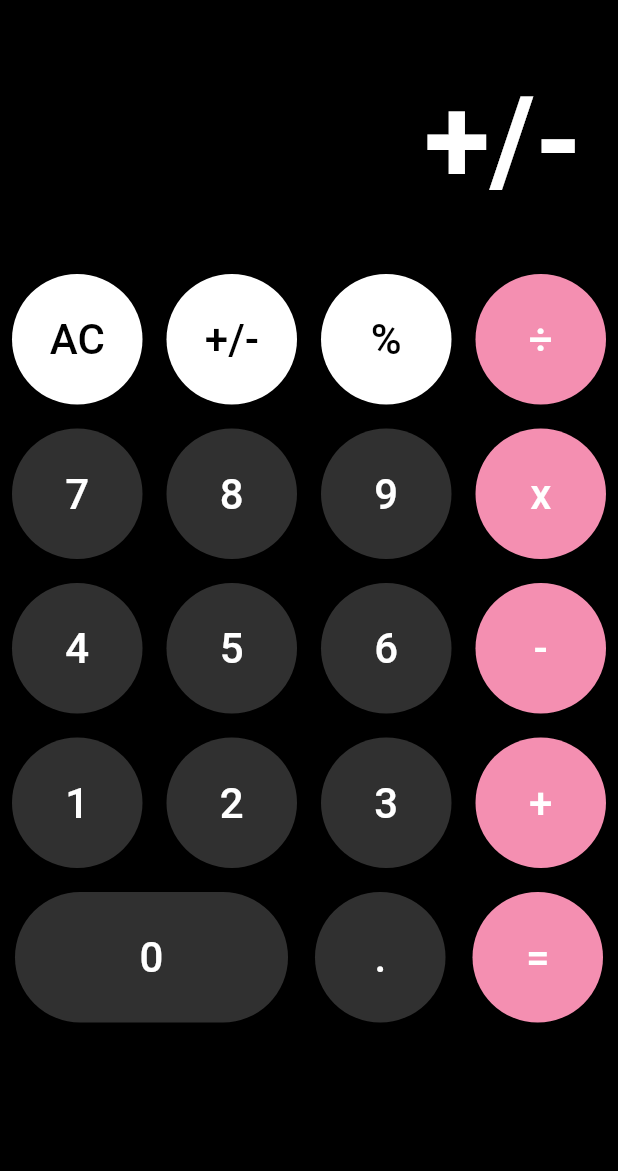
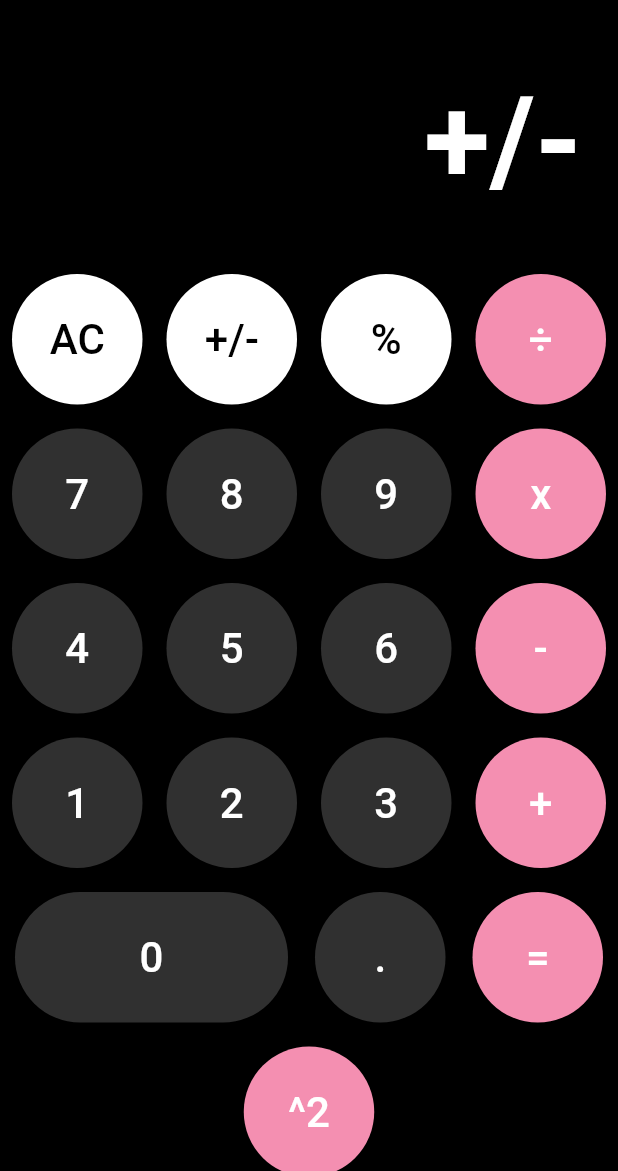
Before and after one commit to Venxtai/calcuator_flutter, a Flutter app: the screen it shows after launch, after a tap on "+/-", on a phone screen of 412 x 824 dp, the part 65-1236 px from its top. Run offline on Flutter 3.47's test engine with Material 3 defaults, Android fonts, the phone set to English and light mode, and no system bars; missing offline and left inert: expressions.

```diff
--- a/lib/main.dart
+++ b/lib/main.dart
@@ -43,6 +43,18 @@ class CalculatorScreenState extends State<CalculatorScreen> {
           var result = evaluator.eval(exp, {});
           _display = result.toString();
           _expression = result.toString();
+        } catch (e) {
+          _display = 'Error';
+        }
+      } else if (value == '^2') {
+        try {
+          String finalExpression =
+              _expression.replaceAll('x', '*').replaceAll('÷', '/');
+          Expression exp = Expression.parse(finalExpression);
+          const evaluator = ExpressionEvaluator();
+          var result = evaluator.eval(exp, {});
+          _display = (result * result).toString();
+          _expression = _display;
         } catch (e) {
           _display = 'Error';
         }
@@ -288,6 +300,18 @@ class CalculatorScreenState extends State<CalculatorScreen> {
                         ),
                       ],
                     ),
+                    Row(
+                      mainAxisAlignment: MainAxisAlignment.spaceEvenly,
+                      children: [
+                        _buildButton(
+                          label: '^2',
+                          color: Colors.pink[200]!,
+                          textColor: Colors.white,
+                          width: buttonSize,
+                          height: buttonSize,
+                        ),
+                      ],
+                    ),
                   ],
                 ),
               ],
```
